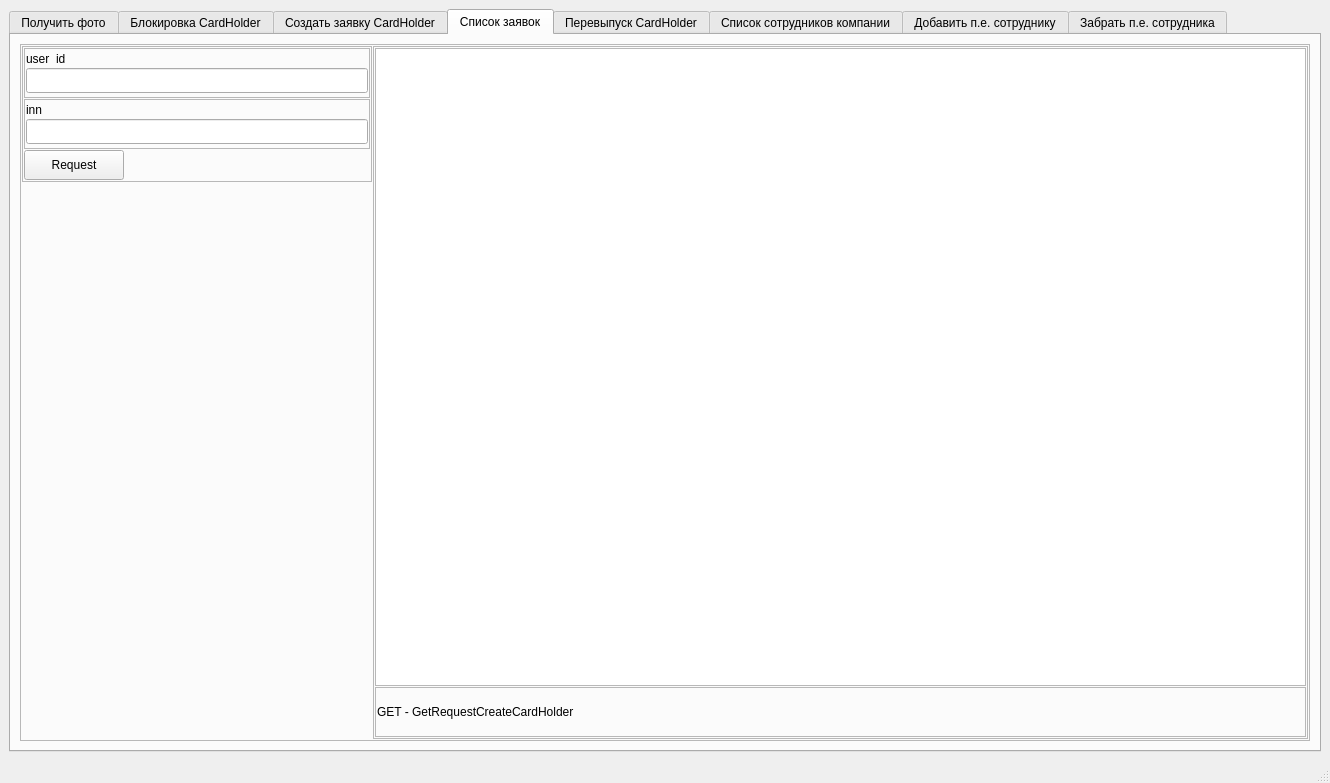
Before: the Qt Designer form gui_files/main_window.ui in AndreSci/WEB_RUM_TESTER, drawn with Qt 5.
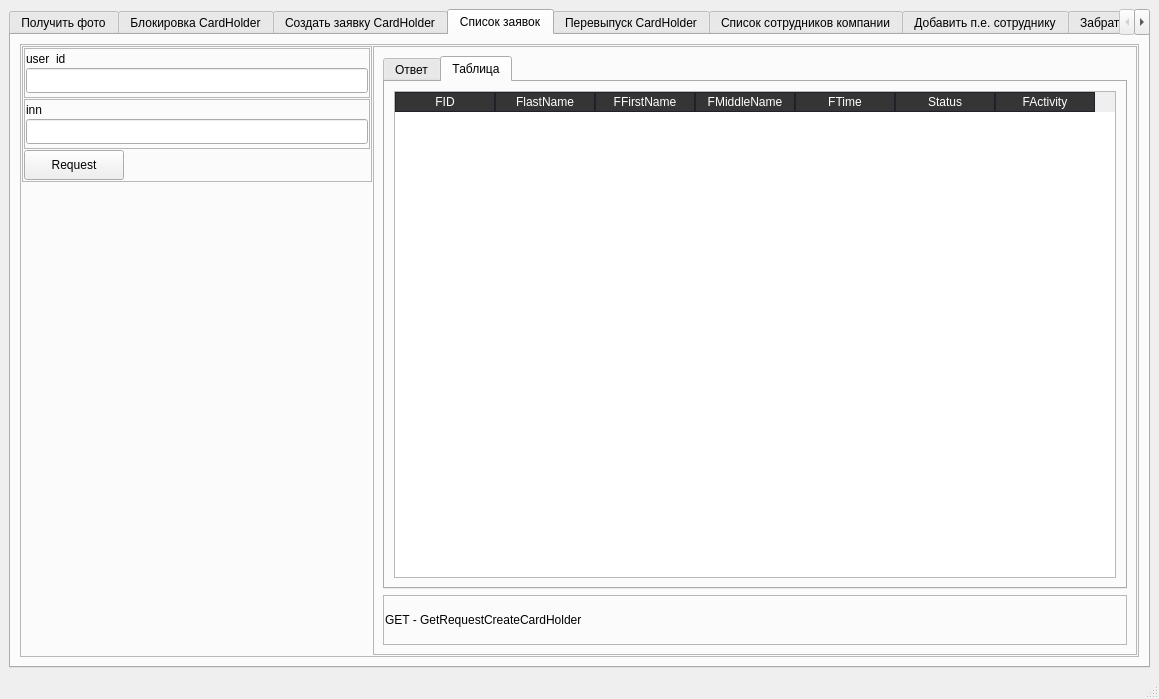
After: the same form once the commit is applied. The open tabs and pages were chosen to show the change.

What changed in the file:
```diff
--- a/gui_files/main_window.ui
+++ b/gui_files/main_window.ui
@@ -6,8 +6,8 @@
    <rect>
     <x>0</x>
     <y>0</y>
-    <width>1330</width>
-    <height>783</height>
+    <width>1159</width>
+    <height>699</height>
    </rect>
   </property>
   <property name="minimumSize">
@@ -1766,23 +1766,110 @@
               <enum>QFrame::Raised</enum>
              </property>
              <layout class="QVBoxLayout" name="verticalLayout_36">
-              <property name="spacing">
-               <number>1</number>
-              </property>
-              <property name="leftMargin">
-               <number>1</number>
-              </property>
-              <property name="topMargin">
-               <number>1</number>
-              </property>
-              <property name="rightMargin">
-               <number>1</number>
-              </property>
-              <property name="bottomMargin">
-               <number>1</number>
-              </property>
               <item>
-               <widget class="QTextBrowser" name="browser_GetRequestCreateCardHolder"/>
+               <widget class="QTabWidget" name="tabWidget_3">
+                <property name="currentIndex">
+                 <number>0</number>
+                </property>
+                <widget class="QWidget" name="tab_11">
+                 <attribute name="title">
+                  <string>Ответ</string>
+                 </attribute>
+                 <layout class="QHBoxLayout" name="horizontalLayout_25">
+                  <property name="spacing">
+                   <number>1</number>
+                  </property>
+                  <property name="leftMargin">
+                   <number>1</number>
+                  </property>
+                  <property name="topMargin">
+                   <number>1</number>
+                  </property>
+                  <property name="rightMargin">
+                   <number>1</number>
+                  </property>
+                  <property name="bottomMargin">
+                   <number>1</number>
+                  </property>
+                  <item>
+                   <widget class="QTextBrowser" name="browser_GetRequestCreateCardHolder">
+                    <property name="html">
+                     <string>&lt;!DOCTYPE HTML PUBLIC &quot;-//W3C//DTD HTML 4.0//EN&quot; &quot;http://www.w3.org/TR/REC-html40/strict.dtd&quot;&gt;
+&lt;html&gt;&lt;head&gt;&lt;meta name=&quot;qrichtext&quot; content=&quot;1&quot; /&gt;&lt;style type=&quot;text/css&quot;&gt;
+p, li { white-space: pre-wrap; }
+&lt;/style&gt;&lt;/head&gt;&lt;body style=&quot; font-family:'MS Shell Dlg 2'; font-size:8.25pt; font-weight:400; font-style:normal;&quot;&gt;
+&lt;p style=&quot; margin-top:0px; margin-bottom:0px; margin-left:0px; margin-right:0px; -qt-block-indent:0; text-indent:0px; line-height:18px; background-color:#fffffe;&quot;&gt;&lt;span style=&quot; font-family:'IBMPlexMono,  Courier New , monospace,Consolas,Courier New,monospace'; font-size:8pt; color:#ad0002;&quot;&gt;&amp;quot;inn&amp;quot;&lt;/span&gt;&lt;span style=&quot; font-family:'IBMPlexMono,  Courier New , monospace,Consolas,Courier New,monospace'; font-size:8pt; color:#000000;&quot;&gt;: 7751216310&lt;/span&gt;&lt;/p&gt;
+&lt;p style=&quot; margin-top:0px; margin-bottom:0px; margin-left:0px; margin-right:0px; -qt-block-indent:0; text-indent:0px;&quot;&gt;&lt;span style=&quot; font-family:'IBMPlexMono,  Courier New , monospace,Consolas,Courier New,monospace'; font-size:8pt; color:#ad0002;&quot;&gt;&amp;quot;user_id&amp;quot;&lt;/span&gt;&lt;span style=&quot; font-family:'IBMPlexMono,  Courier New , monospace,Consolas,Courier New,monospace'; font-size:8pt; color:#000000;&quot;&gt;: 7528&lt;/span&gt;&lt;/p&gt;
+&lt;p style=&quot;-qt-paragraph-type:empty; margin-top:0px; margin-bottom:0px; margin-left:0px; margin-right:0px; -qt-block-indent:0; text-indent:0px; font-family:'IBMPlexMono,  Courier New , monospace,Consolas,Courier New,monospace'; font-size:8pt; color:#000000;&quot;&gt;&lt;br /&gt;&lt;/p&gt;
+&lt;p style=&quot; margin-top:0px; margin-bottom:0px; margin-left:0px; margin-right:0px; -qt-block-indent:0; text-indent:0px;&quot;&gt;&lt;span style=&quot; font-family:'IBMPlexMono,  Courier New , monospace,Consolas,Courier New,monospace'; font-size:8pt; color:#000000;&quot;&gt;для теста&lt;/span&gt;&lt;/p&gt;
+&lt;p style=&quot;-qt-paragraph-type:empty; margin-top:0px; margin-bottom:0px; margin-left:0px; margin-right:0px; -qt-block-indent:0; text-indent:0px; font-family:'IBMPlexMono,  Courier New , monospace,Consolas,Courier New,monospace'; font-size:8pt; color:#000000;&quot;&gt;&lt;br /&gt;&lt;/p&gt;&lt;/body&gt;&lt;/html&gt;</string>
+                    </property>
+                   </widget>
+                  </item>
+                 </layout>
+                </widget>
+                <widget class="QWidget" name="tab_12">
+                 <attribute name="title">
+                  <string>Таблица</string>
+                 </attribute>
+                 <layout class="QHBoxLayout" name="horizontalLayout_26">
+                  <item>
+                   <widget class="QTableWidget" name="tab_GetRequestCreateCardHolder">
+                    <property name="styleSheet">
+                     <string notr="true">QHeaderView::section:horizontal
+{
+    border: 1px solid rgb(32, 34, 42);
+	background-color:rgb(53, 53, 53);
+	color: rgb(255, 255, 255);
+}
+
+ QScrollBar:vertical {
+	border: none;
+    background: rgb(52, 59, 72);
+    width: 14px;
+	border-radius: 0px;
+ }</string>
+                    </property>
+                    <column>
+                     <property name="text">
+                      <string>FID</string>
+                     </property>
+                    </column>
+                    <column>
+                     <property name="text">
+                      <string>FlastName</string>
+                     </property>
+                    </column>
+                    <column>
+                     <property name="text">
+                      <string>FFirstName</string>
+                     </property>
+                    </column>
+                    <column>
+                     <property name="text">
+                      <string>FMiddleName</string>
+                     </property>
+                    </column>
+                    <column>
+                     <property name="text">
+                      <string>FTime</string>
+                     </property>
+                    </column>
+                    <column>
+                     <property name="text">
+                      <string>Status</string>
+                     </property>
+                    </column>
+                    <column>
+                     <property name="text">
+                      <string>FActivity</string>
+                     </property>
+                    </column>
+                   </widget>
+                  </item>
+                 </layout>
+                </widget>
+               </widget>
               </item>
               <item>
                <widget class="QFrame" name="frame_45">
```
Left out of the diff: 172 changed lines with no effect on the pictures.
